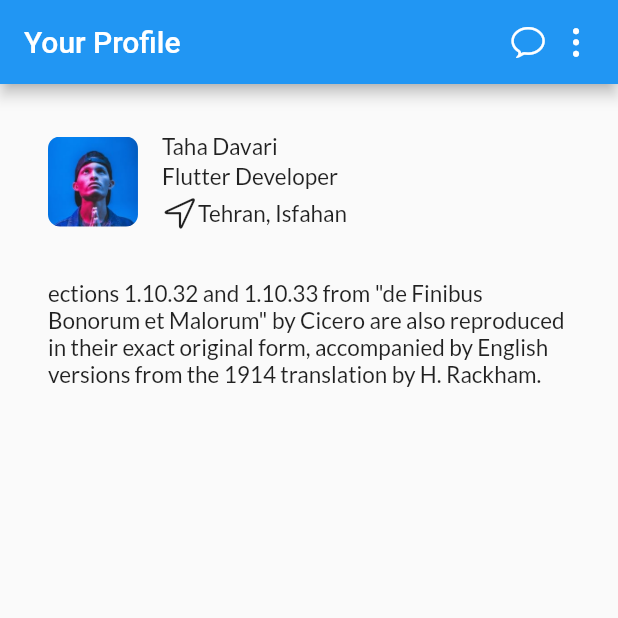
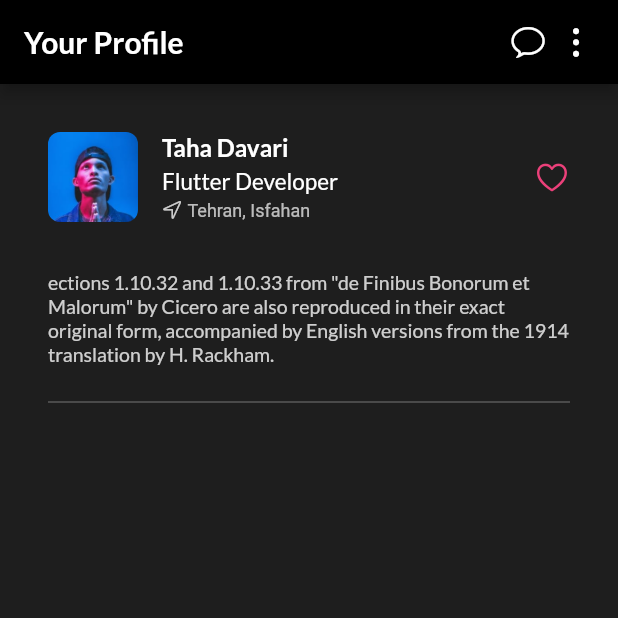
Before and after one commit to tahadavari/Profile_app_flutter, a Flutter app: the screen it shows after launch, on a phone screen of 412 x 824 dp, the top half of it. Run offline on Flutter 3.47's test engine with Material 2 defaults, Android fonts, the phone set to English and light mode, and no system bars; our stand-ins replace google_fonts.

Commit message:
divider,heart icon

```diff
--- a/profile/lib/main.dart
+++ b/profile/lib/main.dart
@@ -25,8 +25,23 @@ class MyApp extends StatelessWidget {
         // Notice that the counter didn't reset back to zero; the application
         // is not restarted.
         primarySwatch: Colors.blue,
+        primaryColor: Colors.pink.shade400,
+        brightness: Brightness.dark,
+        dividerTheme: DividerThemeData(
+            color: Color.fromARGB(100, 255, 255, 255),
+            indent: 32,
+            endIndent: 32),
+        scaffoldBackgroundColor: Color.fromARGB(255, 30, 30, 30),
+        appBarTheme: AppBarTheme(backgroundColor: Colors.black),
         textTheme: GoogleFonts.latoTextTheme(
-              TextTheme(bodyText2: TextStyle(fontSize: 15)))),
+          TextTheme(
+              bodyText2: TextStyle(fontSize: 15),
+              bodyText1: TextStyle(
+                  fontSize: 13, color: Color.fromARGB(200, 255, 255, 255)),
+              headline6: TextStyle(fontWeight: FontWeight.bold),
+              subtitle1: TextStyle(fontSize: 16, fontWeight: FontWeight.bold)),
+        ),
+      ),
       home: MyHomePage(),
     );
   }
@@ -65,12 +80,16 @@ class MyHomePage extends StatelessWidget {
                   SizedBox(
                     width: 16,
                   ),
-                  Column(
+                  Expanded(
+                    child: Column(
                       crossAxisAlignment: CrossAxisAlignment.start,
                       children: [
-                      Text('Taha Davari'),
+                        Text(
+                          'Taha Davari',
+                          style: Theme.of(context).textTheme.subtitle1,
+                        ),
                         SizedBox(
-                        height: 2,
+                          height: 4,
                         ),
                         Text('Flutter Developer'),
                         SizedBox(
@@ -78,20 +97,39 @@ class MyHomePage extends StatelessWidget {
                         ),
                         Row(
                           children: [
-                          Icon(CupertinoIcons.location),
-                          Text('Tehran, Isfahan')
-                        ],
+                            Icon(
+                              CupertinoIcons.location,
+                              color:
+                                  Theme.of(context).textTheme.bodyText1!.color,
+                              size: 14,
+                            ),
+                            SizedBox(
+                              width: 3,
+                            ),
+                            Text(
+                              'Tehran, Isfahan',
+                              style: Theme.of(context).textTheme.caption,
                             )
                           ],
                         )
                       ],
                     ),
                   ),
+                  Icon(
+                    CupertinoIcons.heart,
+                    color: Theme.of(context).primaryColor,
+                  ),
+                ],
+              ),
+            ),
             Padding(
               padding: const EdgeInsets.fromLTRB(32, 0, 32, 16),
               child: Text(
-                  'ections 1.10.32 and 1.10.33 from "de Finibus Bonorum et Malorum" by Cicero are also reproduced in their exact original form, accompanied by English versions from the 1914 translation by H. Rackham.'),
-            )
+                'ections 1.10.32 and 1.10.33 from "de Finibus Bonorum et Malorum" by Cicero are also reproduced in their exact original form, accompanied by English versions from the 1914 translation by H. Rackham.',
+                style: Theme.of(context).textTheme.bodyText1,
+              ),
+            ),
+            Divider()
           ],
         ));
   }
```
Lines whose indentation alone changed are shown as unchanged.
